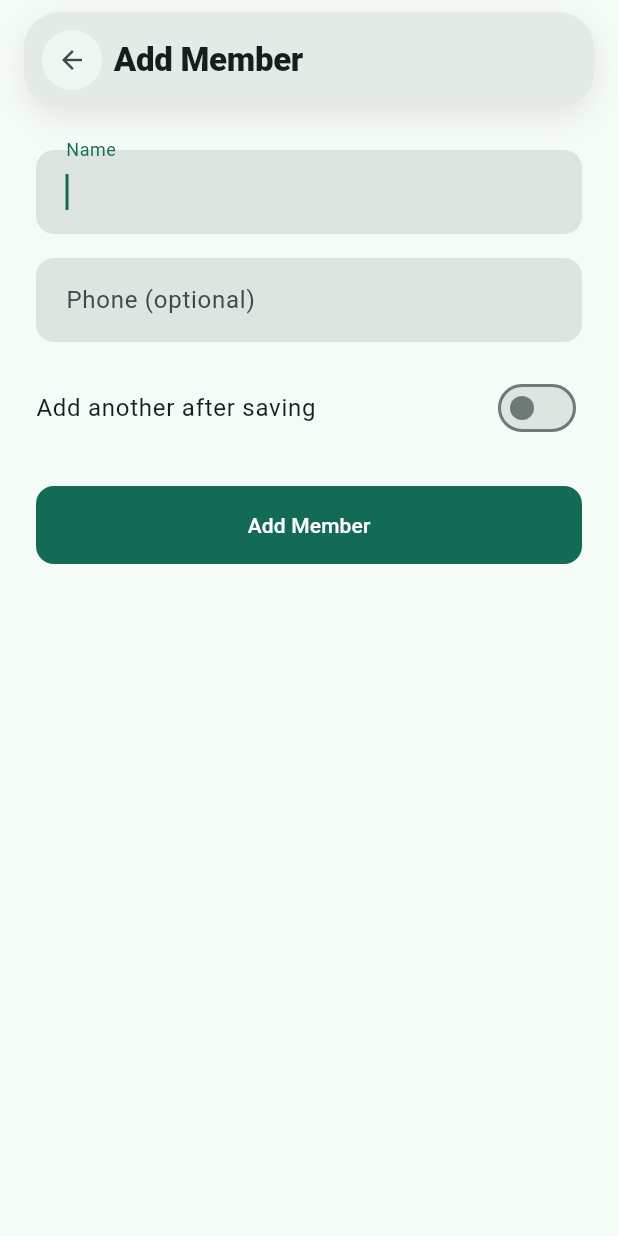
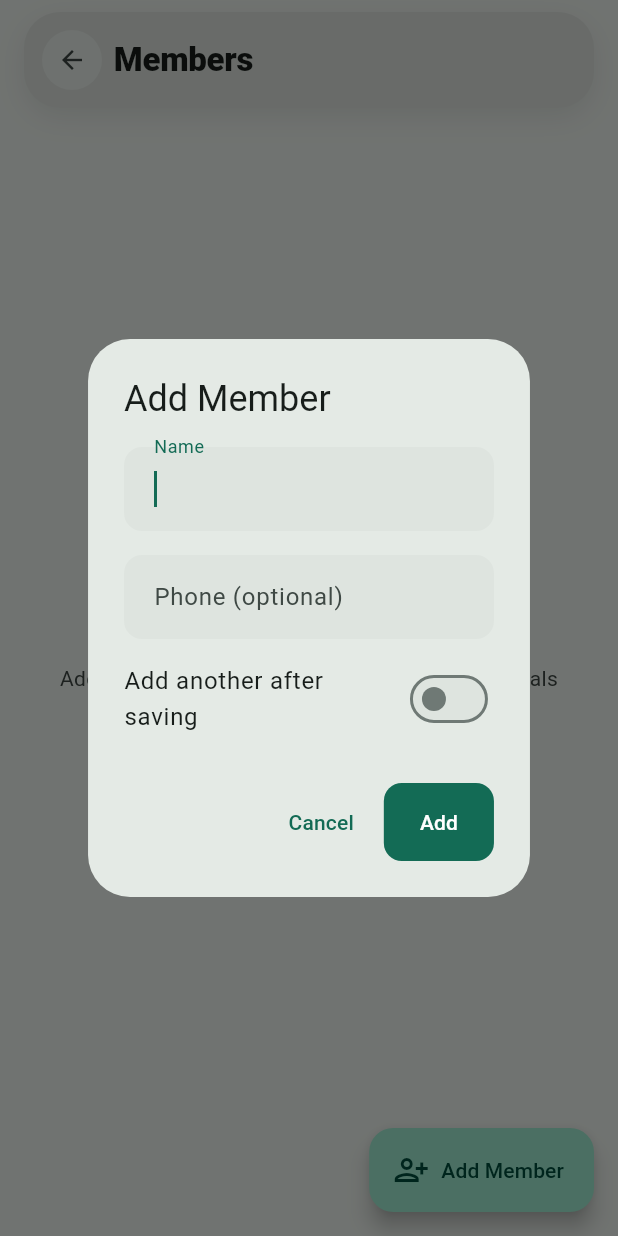
Before and after one commit to pulok1/messfellows, a Flutter app: the MembersScreen screen opened directly with empty values, after a tap on "Add Member", on a phone screen of 412 x 824 dp. Run offline on Flutter 3.47's test engine with Material 3 defaults, Android fonts, the phone set to English and light mode, and no system bars; our stand-ins replace drift, drift_flutter, file_picker, flutter_riverpod, share_plus; accounts and stored records are empty; generated files the repository leaves out were written again.

Commit message:
feat(members): make Add/Edit Member a popup dialog instead of a page
Adding people happens often in quick succession (first-time setup
especially), so a dialog keeps the manager in context: no page
transition, autofocus on the name field, Enter submits, and "Add
another" clears the fields without closing. Replaces the full-page
AddEditMemberScreen with AddEditMemberDialog + showAddEditMemberDialog,
called from Members, the Dashboard empty state, and the Meals empty
state.

```diff
--- a/lib/features/members/add_edit_member_screen.dart
+++ b/lib/features/members/add_edit_member_dialog.dart
@@ -4,23 +4,36 @@ import 'package:flutter_riverpod/flutter_riverpod.dart';
 import '../../core/theme/app_spacing.dart';
 import '../../models/member.dart';
 import '../../providers/repository_providers.dart';
-import '../shared/widgets/page_header_card.dart';
 
-/// Add-or-edit form for a member (section 19). Deliberately short — just
-/// name and an optional phone number — since the manager needs to add
-/// several people quickly when first setting up the mess.
-class AddEditMemberScreen extends ConsumerStatefulWidget {
+/// Shows the add/edit member dialog. Resolves to `true` if a save
+/// happened, `false`/`null` if cancelled.
+Future<bool?> showAddEditMemberDialog(
+  BuildContext context, {
+  required String messId,
+  Member? existing,
+}) {
+  return showDialog<bool>(
+    context: context,
+    builder: (_) => AddEditMemberDialog(messId: messId, existing: existing),
+  );
+}
+
+/// Add-or-edit form for a member (section 19), as a compact popup rather
+/// than a full page. Adding people — especially several in a row during
+/// first-time setup — is quick and frequent enough that a dialog keeps the
+/// manager in context instead of navigating away and back each time.
+class AddEditMemberDialog extends ConsumerStatefulWidget {
   final String messId;
   final Member? existing;
 
-  const AddEditMemberScreen({super.key, required this.messId, this.existing});
+  const AddEditMemberDialog({super.key, required this.messId, this.existing});
 
   @override
-  ConsumerState<AddEditMemberScreen> createState() =>
-      _AddEditMemberScreenState();
+  ConsumerState<AddEditMemberDialog> createState() =>
+      _AddEditMemberDialogState();
 }
 
-class _AddEditMemberScreenState extends ConsumerState<AddEditMemberScreen> {
+class _AddEditMemberDialogState extends ConsumerState<AddEditMemberDialog> {
   final _formKey = GlobalKey<FormState>();
   late final TextEditingController _nameController;
   late final TextEditingController _phoneController;
@@ -46,6 +59,7 @@ class _AddEditMemberScreenState extends ConsumerState<AddEditMemberScreen> {
   }
 
   Future<void> _save() async {
+    if (_isSaving) return;
     if (!_formKey.currentState!.validate()) return;
     setState(() => _isSaving = true);
     final name = _nameController.text.trim();
@@ -91,30 +105,19 @@ class _AddEditMemberScreenState extends ConsumerState<AddEditMemberScreen> {
 
   @override
   Widget build(BuildContext context) {
-    return Scaffold(
-      body: SafeArea(
-        child: Column(
-          children: [
-            PageHeaderCard(title: _isEditing ? 'Edit Member' : 'Add Member'),
-            Expanded(child: _buildForm(context)),
-          ],
-        ),
-      ),
-    );
-  }
-
-  Widget _buildForm(BuildContext context) {
-    return SingleChildScrollView(
-      padding: const EdgeInsets.all(AppSpacing.lg),
-      child: Form(
+    return AlertDialog(
+      title: Text(_isEditing ? 'Edit Member' : 'Add Member'),
+      content: Form(
         key: _formKey,
         child: Column(
+          mainAxisSize: MainAxisSize.min,
           crossAxisAlignment: CrossAxisAlignment.stretch,
           children: [
             TextFormField(
               controller: _nameController,
               autofocus: true,
               textCapitalization: TextCapitalization.words,
+              textInputAction: TextInputAction.next,
               decoration: const InputDecoration(labelText: 'Name'),
               validator: (value) {
                 if (value == null || value.trim().isEmpty) {
@@ -127,10 +130,12 @@ class _AddEditMemberScreenState extends ConsumerState<AddEditMemberScreen> {
             TextFormField(
               controller: _phoneController,
               keyboardType: TextInputType.phone,
+              textInputAction: TextInputAction.done,
               decoration: const InputDecoration(labelText: 'Phone (optional)'),
+              onFieldSubmitted: (_) => _save(),
             ),
             if (!_isEditing) ...[
-              const SizedBox(height: AppSpacing.md),
+              const SizedBox(height: AppSpacing.sm),
               SwitchListTile(
                 contentPadding: EdgeInsets.zero,
                 title: const Text('Add another after saving'),
@@ -138,20 +143,25 @@ class _AddEditMemberScreenState extends ConsumerState<AddEditMemberScreen> {
                 onChanged: (value) => setState(() => _addAnother = value),
               ),
             ],
-            const SizedBox(height: AppSpacing.lg),
-            FilledButton(
-              onPressed: _isSaving ? null : _save,
-              child: _isSaving
-                  ? const SizedBox(
-                      height: 20,
-                      width: 20,
-                      child: CircularProgressIndicator(strokeWidth: 2),
-                    )
-                  : Text(_isEditing ? 'Save Changes' : 'Add Member'),
-            ),
           ],
         ),
       ),
+      actions: [
+        TextButton(
+          onPressed: _isSaving ? null : () => Navigator.of(context).pop(false),
+          child: const Text('Cancel'),
+        ),
+        FilledButton(
+          onPressed: _isSaving ? null : _save,
+          child: _isSaving
+              ? const SizedBox(
+                  height: 18,
+                  width: 18,
+                  child: CircularProgressIndicator(strokeWidth: 2),
+                )
+              : Text(_isEditing ? 'Save' : 'Add'),
+        ),
+      ],
     );
   }
 }
--- a/lib/features/members/members_screen.dart
+++ b/lib/features/members/members_screen.dart
@@ -9,7 +9,7 @@ import '../../providers/repository_providers.dart';
 import '../shared/widgets/confirm_dialog.dart';
 import '../shared/widgets/empty_state.dart';
 import '../shared/widgets/page_header_card.dart';
-import 'add_edit_member_screen.dart';
+import 'add_edit_member_dialog.dart';
 import 'member_detail_screen.dart';
 
 /// Member management (section 19): active members with this month's meal
@@ -38,11 +38,7 @@ class MembersScreen extends ConsumerWidget {
 
     return Scaffold(
       floatingActionButton: FloatingActionButton.extended(
-        onPressed: () => Navigator.of(context).push(
-          MaterialPageRoute(
-            builder: (_) => AddEditMemberScreen(messId: messId),
-          ),
-        ),
+        onPressed: () => showAddEditMemberDialog(context, messId: messId),
         icon: const Icon(Icons.person_add_alt),
         label: const Text('Add Member'),
       ),
@@ -59,11 +55,8 @@ class MembersScreen extends ConsumerWidget {
                       title: 'No members yet',
                       message: 'Add the people in your mess to start tracking meals and bazar.',
                       actionLabel: 'Add Member',
-                      onAction: () => Navigator.of(context).push(
-                        MaterialPageRoute(
-                          builder: (_) => AddEditMemberScreen(messId: messId),
-                        ),
-                      ),
+                      onAction: () =>
+                          showAddEditMemberDialog(context, messId: messId),
                     );
                   }
 
@@ -190,11 +183,10 @@ class _MemberTile extends ConsumerWidget {
   ) async {
     switch (action) {
       case 'edit':
-        await Navigator.of(context).push(
-          MaterialPageRoute(
-            builder: (_) =>
-                AddEditMemberScreen(messId: member.messId, existing: member),
-          ),
+        await showAddEditMemberDialog(
+          context,
+          messId: member.messId,
+          existing: member,
         );
       case 'archive':
         final confirmed = await confirmDestructiveAction(
```
Also changed, not shown: lib/features/dashboard/dashboard_screen.dart (+3 -6 lines), lib/features/meals/meals_screen.dart (+3 -6 lines).
